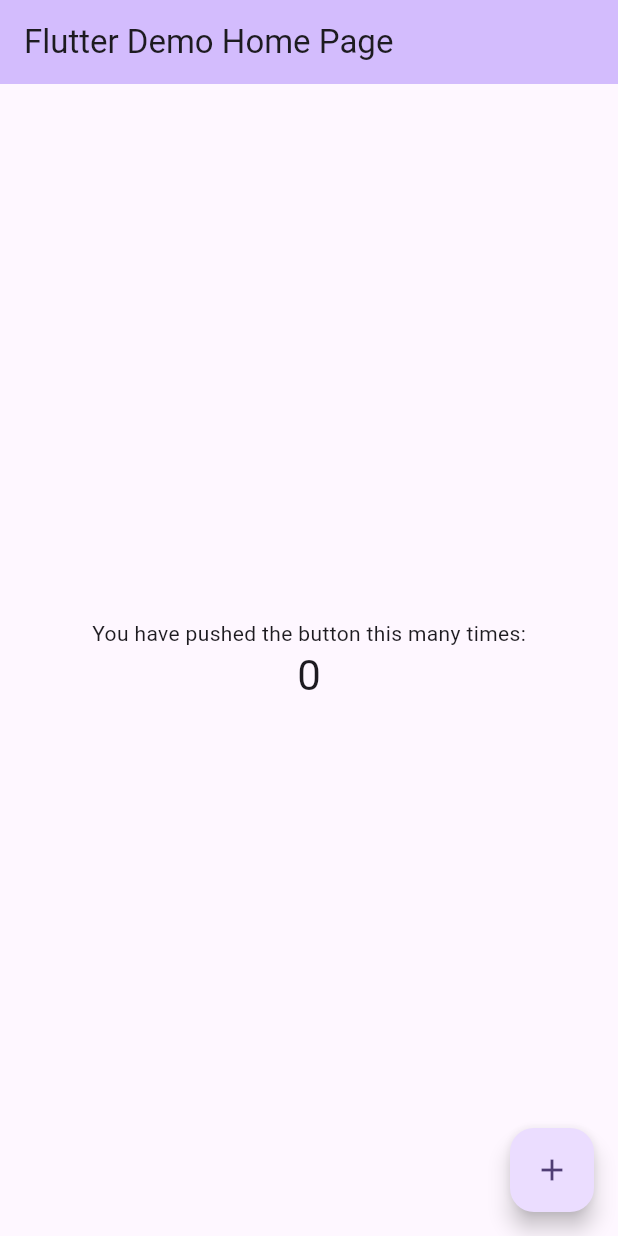
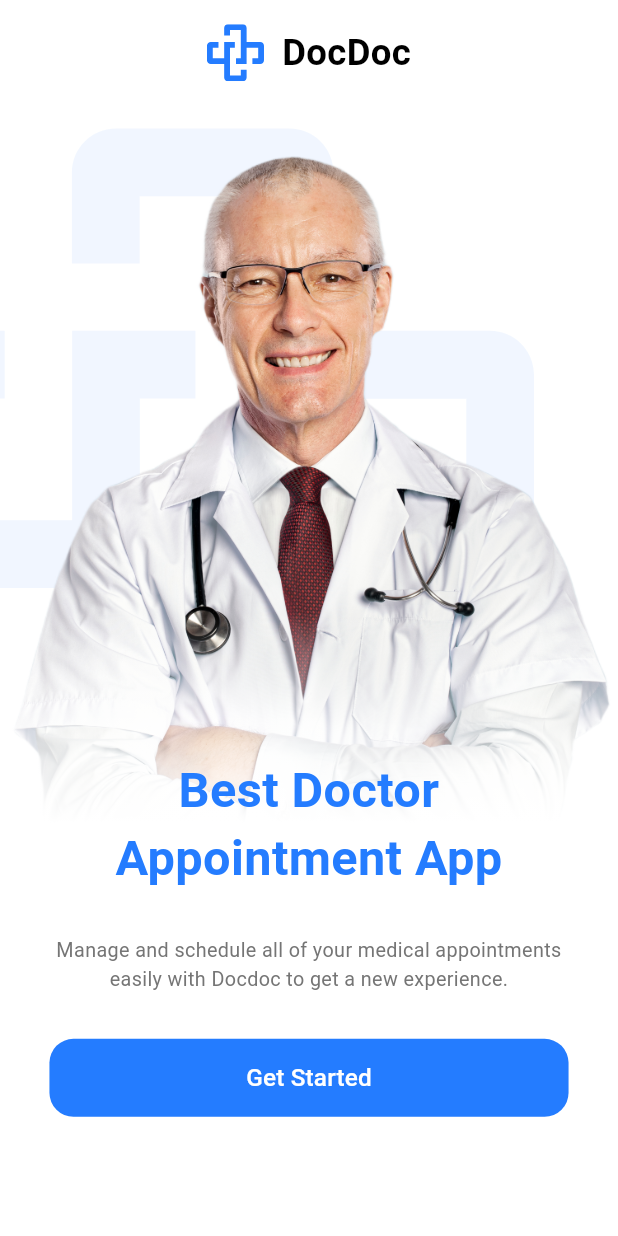
Before and after one commit to kareemmuhamedd/Flutter-Advanced, a Flutter app: the screen it shows after launch, on a phone screen of 412 x 824 dp. Run offline on Flutter 3.47's test engine with Material 3 defaults, Android fonts, the phone set to English and light mode, and no system bars; our stand-ins replace flutter_screenutil, flutter_svg.

Commit message:
- added images & svgs folders for assets - added flutter_svg & added flutter_screenutil - made a file for doc app clinet - added navigation extension - added routing folder that conatins routers class and file - added colors & text styles - added empty login screen - added onboarding screen

```diff
--- /dev/null
+++ b/lib/core/helpers/extensions.dart
@@ -0,0 +1,20 @@
+import 'package:flutter/cupertino.dart';
+
+extension Navigation on BuildContext {
+  Future<dynamic> pushNamed(String routeName, {Object? arguments}) {
+    return Navigator.of(this).pushNamed(routeName, arguments: arguments);
+  }
+
+  Future<dynamic> pushReplacementNamed(String routeName, {Object? arguments}) {
+    return Navigator.of(this)
+        .pushReplacementNamed(routeName, arguments: arguments);
+  }
+
+  Future<dynamic> pushReplacementNamedUntil(String routeName,
+      {Object? arguments, required RoutePredicate predicate}) {
+    return Navigator.of(this)
+        .pushNamedAndRemoveUntil(routeName, predicate, arguments: arguments);
+  }
+
+  void pop() => Navigator.of(this).pop();
+}
--- /dev/null
+++ b/lib/core/routing/app_router.dart
@@ -0,0 +1,31 @@
+import 'package:doc_app/core/routing/routes.dart';
+import 'package:flutter/cupertino.dart';
+import 'package:flutter/material.dart';
+
+import '../../features/login/ui/login_screen.dart';
+import '../../features/onboarding/onboarding_screen.dart';
+
+class AppRouter {
+  Route generateRouter(RouteSettings settings) {
+
+    final arguments = settings.arguments;
+    switch (settings.name) {
+      case Routes.onBoardingScreen:
+        return MaterialPageRoute(
+          builder: (_) => const OnboardingScreen(),
+        );
+      case Routes.loginScreen:
+        return MaterialPageRoute(
+          builder: (_) => const LoginScreen(),
+        );
+      default:
+        return MaterialPageRoute(
+          builder: (_) => Scaffold(
+            body: Center(
+              child: Text('No route defined for ${settings.name}'),
+            ),
+          ),
+        );
+    }
+  }
+}
--- /dev/null
+++ b/lib/core/routing/routes.dart
@@ -0,0 +1,4 @@
+class Routes {
+  static const String onBoardingScreen = '/onBoardingScreen';
+  static const String loginScreen = '/loginScreen';
+}
--- /dev/null
+++ b/lib/core/theming/colors.dart
@@ -0,0 +1,6 @@
+import 'dart:ui';
+
+class ColorsManager {
+  static const Color mainBlue = Color(0xFF247CFF);
+  static const Color gray = Color(0xFF757575);
+}
--- /dev/null
+++ b/lib/core/theming/styles.dart
@@ -0,0 +1,30 @@
+import 'dart:ui';
+
+import 'package:doc_app/core/theming/colors.dart';
+import 'package:flutter/material.dart';
+import 'package:flutter_screenutil/flutter_screenutil.dart';
+
+class TextStyles {
+  static TextStyle font24Black700Weight = TextStyle(
+      fontSize: 24.sp,
+      fontWeight: FontWeight.w700,
+      color: Colors.black
+  );
+  static TextStyle font32BlueBold = TextStyle(
+    fontSize: 32.sp,
+    fontWeight: FontWeight.bold,
+    color: ColorsManager.mainBlue,
+  );
+
+  static TextStyle font13GrayRegular = TextStyle(
+    fontSize: 13.sp,
+    fontWeight: FontWeight.normal,
+    color: ColorsManager.gray,
+  );
+  static TextStyle font16WhiteSemiBold = TextStyle(
+    fontSize: 16.sp,
+    fontWeight: FontWeight.w500,
+    color: Colors.white,
+  );
+
+}
--- /dev/null
+++ b/lib/doc_app.dart
@@ -0,0 +1,30 @@
+import 'package:doc_app/core/routing/app_router.dart';
+import 'package:doc_app/core/theming/colors.dart';
+import 'package:flutter/material.dart';
+import 'package:flutter_screenutil/flutter_screenutil.dart';
+
+import 'core/routing/routes.dart';
+
+class DocApp extends StatelessWidget {
+  final AppRouter appRouter;
+
+  const DocApp({super.key, required this.appRouter});
+
+  @override
+  Widget build(BuildContext context) {
+    return ScreenUtilInit(
+      designSize: const Size(375, 812),
+      minTextAdapt: true,
+      child: MaterialApp(
+        debugShowCheckedModeBanner: false,
+        title: 'Doc App',
+        theme: ThemeData(
+          primaryColor: ColorsManager.mainBlue,
+          scaffoldBackgroundColor: Colors.white,
+        ),
+        initialRoute: Routes.onBoardingScreen,
+        onGenerateRoute: appRouter.generateRouter,
+      ),
+    );
+  }
+}
--- /dev/null
+++ b/lib/features/login/ui/login_screen.dart
@@ -0,0 +1,16 @@
+import 'package:flutter/material.dart';
+class LoginScreen extends StatelessWidget {
+  const LoginScreen({super.key});
+
+  @override
+  Widget build(BuildContext context) {
+    return  Scaffold(
+      appBar: AppBar(
+        title: const Text('LoginScreen'),
+      ),
+    body: const Center(
+      child: Text('Login Screen'),
+    ),
+    );
+  }
+}
--- /dev/null
+++ b/lib/features/onboarding/onboarding_screen.dart
@@ -0,0 +1,49 @@
+import 'package:doc_app/core/theming/styles.dart';
+import 'package:doc_app/features/onboarding/widgets/doc_logo_and_name.dart';
+import 'package:doc_app/features/onboarding/widgets/doctor_image_and_text.dart';
+import 'package:doc_app/features/onboarding/widgets/get_started_button.dart';
+import 'package:flutter/material.dart';
+import 'package:flutter_screenutil/flutter_screenutil.dart';
+
+class OnboardingScreen extends StatelessWidget {
+  const OnboardingScreen({super.key});
+
+  @override
+  Widget build(BuildContext context) {
+    return Scaffold(
+      body: SafeArea(
+        child: SingleChildScrollView(
+          child: Padding(
+            padding: EdgeInsets.only(
+              top: 15.h,
+              bottom: 30.h,
+            ),
+            child: Column(
+              children: [
+                const DocLogoAndName(),
+                SizedBox(
+                  height: 30.h,
+                ),
+                const DoctorImageAndText(),
+                Padding(
+                  padding:  EdgeInsets.symmetric(horizontal: 30.w),
+                  child: Column(
+                    children: [
+                      Text(
+                        'Manage and schedule all of your medical appointments easily with Docdoc to get a new experience.',
+                        style: TextStyles.font13GrayRegular,
+                        textAlign: TextAlign.center,
+                      ),
+                      SizedBox(height: 30.h,),
+                      const GetStartedButton()
+                    ],
+                  ),
+                ),
+              ],
+            ),
+          ),
+        ),
+      ),
+    );
+  }
+}
--- /dev/null
+++ b/lib/features/onboarding/widgets/doc_logo_and_name.dart
@@ -0,0 +1,26 @@
+import 'package:flutter/material.dart';
+import 'package:flutter_screenutil/flutter_screenutil.dart';
+import 'package:flutter_svg/svg.dart';
+
+import '../../../core/theming/styles.dart';
+
+class DocLogoAndName extends StatelessWidget {
+  const DocLogoAndName({super.key});
+
+  @override
+  Widget build(BuildContext context) {
+    return Row(
+      mainAxisAlignment: MainAxisAlignment.center,
+      children: [
+        SvgPicture.asset('assets/svgs/docdoc_logo.svg'),
+        SizedBox(
+          width: 10.w,
+        ),
+         Text(
+          'DocDoc',
+          style: TextStyles.font24Black700Weight,
+        )
+      ],
+    );
+  }
+}
--- /dev/null
+++ b/lib/features/onboarding/widgets/doctor_image_and_text.dart
@@ -0,0 +1,41 @@
+import 'package:doc_app/core/theming/styles.dart';
+import 'package:flutter/material.dart';
+import 'package:flutter_svg/flutter_svg.dart';
+
+class DoctorImageAndText extends StatelessWidget {
+  const DoctorImageAndText({super.key});
+
+  @override
+  Widget build(BuildContext context) {
+    return Stack(
+      children: [
+        SvgPicture.asset('assets/svgs/docdoc_logo_low_opacity.svg'),
+        Container(
+          foregroundDecoration: BoxDecoration(
+            gradient: LinearGradient(
+                colors: [
+                  Colors.white,
+                  Colors.white.withOpacity(0.0),
+                ],
+                begin: Alignment.bottomCenter,
+                end: Alignment.topCenter,
+                stops: const [0.14, 0.4]),
+          ),
+          child: Image.asset('assets/images/onboarding_doctor_image.png'),
+        ),
+        Positioned(
+          bottom: 30,
+          left: 0,
+          right: 0,
+          child: Text(
+            'Best Doctor\nAppointment App',
+            textAlign: TextAlign.center,
+            style: TextStyles.font32BlueBold.copyWith(
+              height: 1.4
+            ),
+          ),
+        )
+      ],
+    );
+  }
+}
--- /dev/null
+++ b/lib/features/onboarding/widgets/get_started_button.dart
@@ -0,0 +1,39 @@
+import 'package:doc_app/core/helpers/extensions.dart';
+import 'package:doc_app/core/theming/colors.dart';
+import 'package:doc_app/core/theming/styles.dart';
+import 'package:flutter/material.dart';
+
+import '../../../core/routing/routes.dart';
+
+class GetStartedButton extends StatelessWidget {
+  const GetStartedButton({super.key});
+
+  @override
+  Widget build(BuildContext context) {
+    return TextButton(
+      onPressed: () {
+        context.pushNamed(Routes.loginScreen);
+      },
+      style: ButtonStyle(
+        backgroundColor: WidgetStateProperty.all(ColorsManager.mainBlue,),
+        tapTargetSize: MaterialTapTargetSize.shrinkWrap,
+        minimumSize: WidgetStateProperty.all(
+          const Size(
+            double.infinity,
+            52,
+          ),
+
+        ),
+        shape: WidgetStateProperty.all(
+          RoundedRectangleBorder(
+            borderRadius: BorderRadius.circular(16)
+          )
+        )
+      ),
+      child: Text(
+        'Get Started',
+        style: TextStyles.font16WhiteSemiBold,
+      ),
+    );
+  }
+}
--- a/lib/main.dart
+++ b/lib/main.dart
@@ -1,71 +1,11 @@
+import 'package:doc_app/core/routing/app_router.dart';
+import 'package:doc_app/doc_app.dart';
 import 'package:flutter/material.dart';
 
 void main() {
-  runApp(const MyApp());
+  runApp(
+    DocApp(
+      appRouter: AppRouter(),
+    ),
+  );
 }
-
-class MyApp extends StatelessWidget {
-  const MyApp({super.key});
-
-  // This widget is the root of your application.
-  @override
-  Widget build(BuildContext context) {
-    return MaterialApp(
-      debugShowCheckedModeBanner: false,
-      title: 'Flutter Advanced',
-      theme: ThemeData(
-        colorScheme: ColorScheme.fromSeed(seedColor: Colors.deepPurple),
-        useMaterial3: true,
-      ),
-      home: const MyHomePage(title: 'Flutter Demo Home Page'),
-    );
-  }
-}
-
-class MyHomePage extends StatefulWidget {
-  const MyHomePage({super.key, required this.title});
-
-  final String title;
-
-  @override
-  State<MyHomePage> createState() => _MyHomePageState();
-}
-
-class _MyHomePageState extends State<MyHomePage> {
-  int _counter = 0;
-
-  void _incrementCounter() {
-    setState(() {
-      _counter++;
-    });
-  }
-
-  @override
-  Widget build(BuildContext context) {
-    return Scaffold(
-      appBar: AppBar(
-        backgroundColor: Theme.of(context).colorScheme.inversePrimary,
-        title: Text(widget.title),
-      ),
-      body: Center(
-        child: Column(
-          mainAxisAlignment: MainAxisAlignment.center,
-          children: <Widget>[
-            const Text(
-              'You have pushed the button this many times:',
-            ),
-            Text(
-              '$_counter',
-              style: Theme.of(context).textTheme.headlineMedium,
-            ),
-          ],
-        ),
-      ),
-      floatingActionButton: FloatingActionButton(
-        onPressed: _incrementCounter,
-        tooltip: 'Increment',
-        child: const Icon(Icons.add),
-      ),
-    );
-  }
-}
```
Also changed, not shown: pubspec.yaml (+7 -3 lines), assets/images/onboarding_doctor_image.png (added), assets/svgs/background_logo.svg (added), assets/svgs/docdoc_logo.svg (added), assets/svgs/docdoc_logo_low_opacity.svg (added), pubspec.lock, 1 other file.
